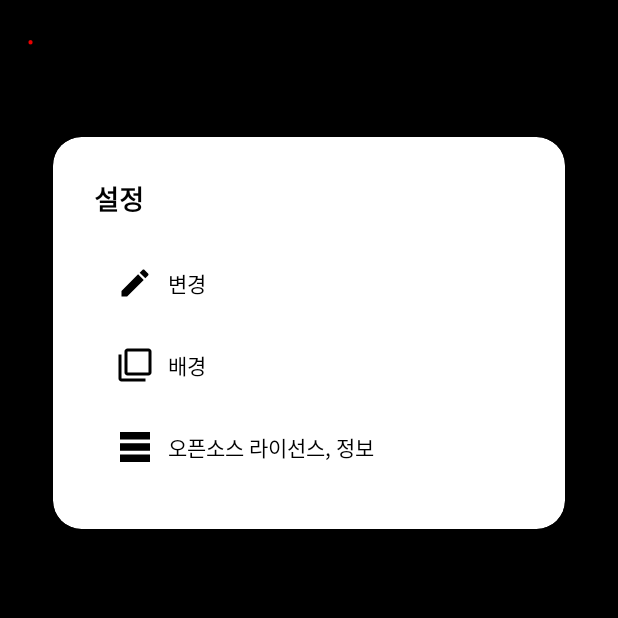
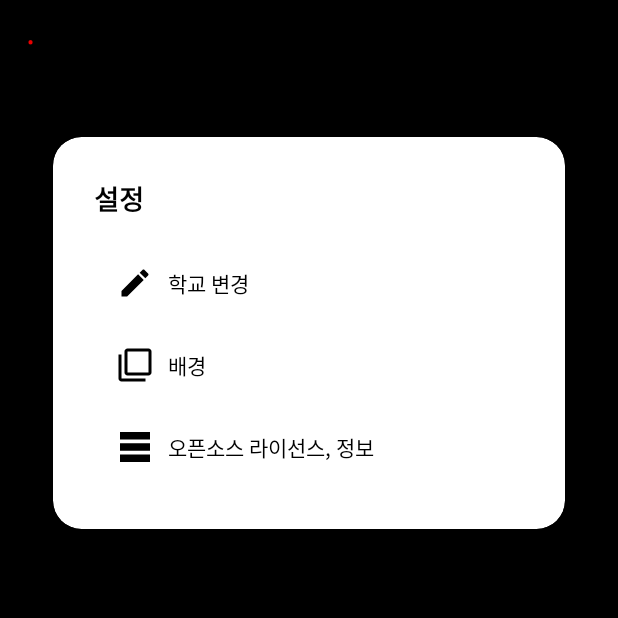
Before and after one commit to jungyoonsung-dev/Starting-Point, an Android app: the TabAccount screen opened through its navigation route, on a phone screen of 412 x 824 dp, the top half of it. Run offline under Robolectric (Android 15) with nearby library versions, the phone set to English and light mode, and no system bars; our stand-ins replace Volley, navigation-ui; libraries missing offline, so code that uses them is left out: me.relex.circleindicator, petrov.kristiyan.colorpicker; network calls fail; 9 statements that could not run were skipped.

Commit message:
2022.04.18

```diff
--- a/app/build.gradle
+++ b/app/build.gradle
@@ -9,8 +9,8 @@ android {
         applicationId "com.jungyoonsung.startingpoint"
         minSdkVersion 23
         targetSdkVersion 32
-        versionCode 15
-        versionName '15.0.0'
+        versionCode 16
+        versionName '16.0.0'
         testInstrumentationRunner "androidx.test.runner.AndroidJUnitRunner"
     }
     buildTypes {
--- a/app/src/main/java/com/jungyoonsung/startingpoint/Fragment/Fragment_Academic_Calendar.java
+++ b/app/src/main/java/com/jungyoonsung/startingpoint/Fragment/Fragment_Academic_Calendar.java
@@ -103,7 +103,7 @@ public class Fragment_Academic_Calendar extends Fragment {
         String ATPT_OFCDC_SC_CODE = sharedPreferencesUSER.getString("s_1_ATPT_OFCDC_SC_CODE", "");
         String SD_SCHUL_CODE = sharedPreferencesUSER.getString("s_3_SD_SCHUL_CODE", "");
 
-        String url = "https://open.neis.go.kr/hub/SchoolSchedule?KEY=f7d04890d151476bb2a4e2281962853b&Type=json&pIndex=1&pSize=100&ATPT_OFCDC_SC_CODE=" + ATPT_OFCDC_SC_CODE + "&SD_SCHUL_CODE=" + SD_SCHUL_CODE + "&AA_YMD=" + alldate;
+        String url = "https://open.neis.go.kr/hub/SchoolSchedule?KEY=4a5bfd1dc5414d198250eb542fd2d21c&Type=json&pIndex=1&pSize=100&ATPT_OFCDC_SC_CODE=" + ATPT_OFCDC_SC_CODE + "&SD_SCHUL_CODE=" + SD_SCHUL_CODE + "&AA_YMD=" + alldate;
 
         final JsonObjectRequest request = new JsonObjectRequest(Request.Method.GET, url, null,
                 new Response.Listener<JSONObject>() {
@@ -224,7 +224,7 @@ public class Fragment_Academic_Calendar extends Fragment {
                         String ATPT_OFCDC_SC_CODE = sharedPreferencesUSER.getString("s_1_ATPT_OFCDC_SC_CODE", "");
                         String SD_SCHUL_CODE = sharedPreferencesUSER.getString("s_3_SD_SCHUL_CODE", "");
 
-                        String url = "https://open.neis.go.kr/hub/SchoolSchedule?KEY=f7d04890d151476bb2a4e2281962853b&Type=json&pIndex=1&pSize=100&ATPT_OFCDC_SC_CODE=" + ATPT_OFCDC_SC_CODE + "&SD_SCHUL_CODE=" + SD_SCHUL_CODE + "&AA_YMD=" + alldate;
+                        String url = "https://open.neis.go.kr/hub/SchoolSchedule?KEY=4a5bfd1dc5414d198250eb542fd2d21c&Type=json&pIndex=1&pSize=100&ATPT_OFCDC_SC_CODE=" + ATPT_OFCDC_SC_CODE + "&SD_SCHUL_CODE=" + SD_SCHUL_CODE + "&AA_YMD=" + alldate;
 
                         final JsonObjectRequest request2 = new JsonObjectRequest(Request.Method.GET, url, null,
                                 new Response.Listener<JSONObject>() {
--- a/app/src/main/java/com/jungyoonsung/startingpoint/Fragment/Fragment_Lunch.java
+++ b/app/src/main/java/com/jungyoonsung/startingpoint/Fragment/Fragment_Lunch.java
@@ -131,7 +131,7 @@ public class Fragment_Lunch extends Fragment {
         String ATPT_OFCDC_SC_CODE = sharedPreferencesUSER.getString("s_1_ATPT_OFCDC_SC_CODE", "");
         String SD_SCHUL_CODE = sharedPreferencesUSER.getString("s_3_SD_SCHUL_CODE", "");
 
-        String url = "https://open.neis.go.kr/hub/mealServiceDietInfo?KEY=e1e844f2228848cf8b6f521e7f60de86&Type=json&pIndex=1&pSize=100&ATPT_OFCDC_SC_CODE=" + ATPT_OFCDC_SC_CODE + "&SD_SCHUL_CODE=" + SD_SCHUL_CODE + "&MLSV_YMD=" + alldate;
+        String url = "https://open.neis.go.kr/hub/mealServiceDietInfo?KEY=4a5bfd1dc5414d198250eb542fd2d21c&Type=json&pIndex=1&pSize=100&ATPT_OFCDC_SC_CODE=" + ATPT_OFCDC_SC_CODE + "&SD_SCHUL_CODE=" + SD_SCHUL_CODE + "&MLSV_YMD=" + alldate;
 
         final JsonObjectRequest request = new JsonObjectRequest(Request.Method.GET, url, null,
                 new Response.Listener<JSONObject>() {
@@ -353,7 +353,7 @@ public class Fragment_Lunch extends Fragment {
                         String ATPT_OFCDC_SC_CODE = sharedPreferencesUSER.getString("s_1_ATPT_OFCDC_SC_CODE", "");
                         String SD_SCHUL_CODE = sharedPreferencesUSER.getString("s_3_SD_SCHUL_CODE", "");
 
-                        String url = "https://open.neis.go.kr/hub/mealServiceDietInfo?KEY=e1e844f2228848cf8b6f521e7f60de86&Type=json&pIndex=1&pSize=100&ATPT_OFCDC_SC_CODE=" + ATPT_OFCDC_SC_CODE + "&SD_SCHUL_CODE=" + SD_SCHUL_CODE + "&MLSV_YMD=" + alldate;
+                        String url = "https://open.neis.go.kr/hub/mealServiceDietInfo?KEY=4a5bfd1dc5414d198250eb542fd2d21c&Type=json&pIndex=1&pSize=100&ATPT_OFCDC_SC_CODE=" + ATPT_OFCDC_SC_CODE + "&SD_SCHUL_CODE=" + SD_SCHUL_CODE + "&MLSV_YMD=" + alldate;
 
                         final JsonObjectRequest request2 = new JsonObjectRequest(Request.Method.GET, url, null,
                                 new Response.Listener<JSONObject>() {
--- a/app/src/main/res/layout/tabaccount.xml
+++ b/app/src/main/res/layout/tabaccount.xml
@@ -115,7 +115,7 @@
                             android:drawableStart="@drawable/ic_edit_black_24dp"
                             android:gravity="center_vertical"
                             android:padding="15dp"
-                            android:text="   변경"
+                            android:text="   학교 변경"
                             android:textAppearance="@style/TextAppearance.AppCompat.Small"
                             android:textColor="@android:color/black" />
 
```
Also changed, not shown: app/src/main/java/com/jungyoonsung/startingpoint/Fragment/Fragment_Schedule.java (+12 -12 lines), 72 other files.
